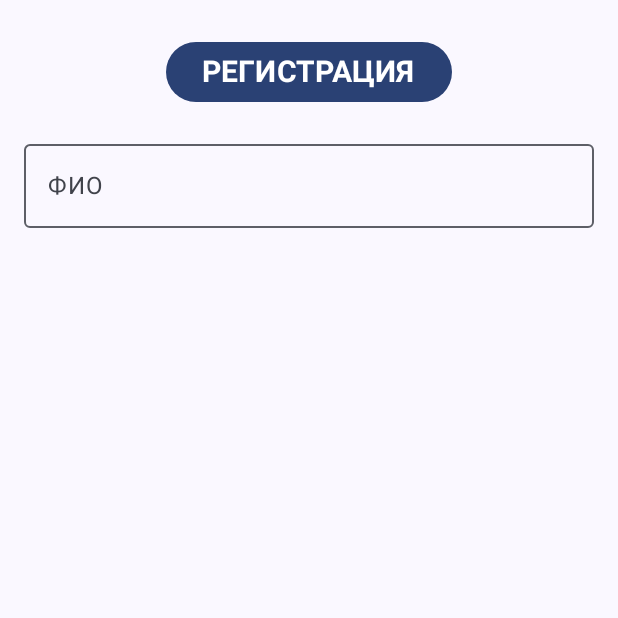
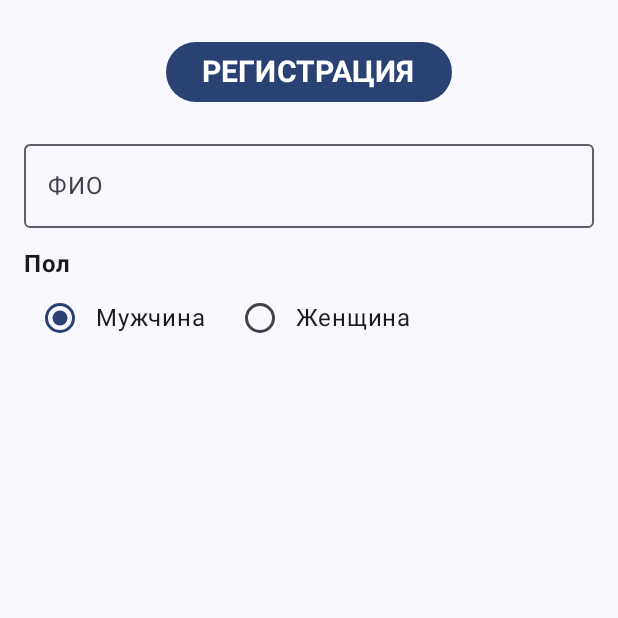
Before and after one commit to dios-214/mobilki, an Android app built with Jetpack Compose: the screen it shows after launch (MainActivity), on a phone screen of 412 x 824 dp, the top half of it. Run offline under Robolectric (Android 15) with nearby library versions, the phone set to English and light mode, and no system bars.

Commit message:
Add gender selection buttons

```diff
--- a/lab2/app/src/main/java/com/example/lab2/MainActivity.kt
+++ b/lab2/app/src/main/java/com/example/lab2/MainActivity.kt
@@ -163,6 +163,21 @@ fun RegistrationScreen(modifier: Modifier = Modifier) {
 
             Spacer(modifier = Modifier.height(12.dp))
 
+            Text("Пол", fontWeight = FontWeight.Bold)
+            Row(verticalAlignment = Alignment.CenterVertically) {
+                RadioButton(
+                    selected = gender == Gender.MALE,
+                    onClick = { gender = Gender.MALE }
+                )
+                Text("Мужчина", modifier = Modifier.padding(end = 12.dp))
+                RadioButton(
+                    selected = gender == Gender.FEMALE,
+                    onClick = { gender = Gender.FEMALE }
+                )
+                Text("Женщина", modifier = Modifier.padding(end = 12.dp))
+            }
+
+            Spacer(modifier = Modifier.height(12.dp))
 
         }
 
```
